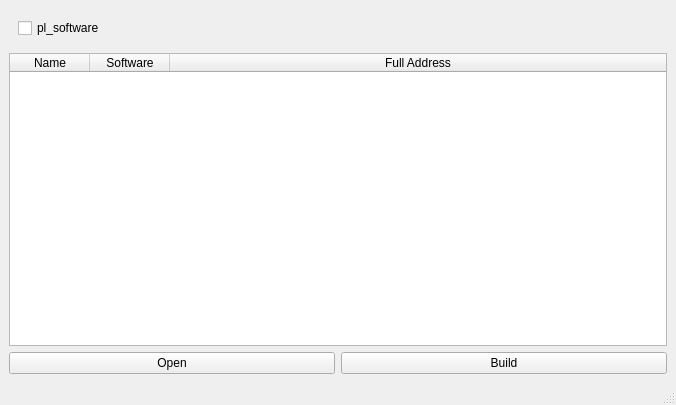
Above: manager/ui/qt/window.ui from Oreyato/Pipeline22 before the change. Below: the same form after it.
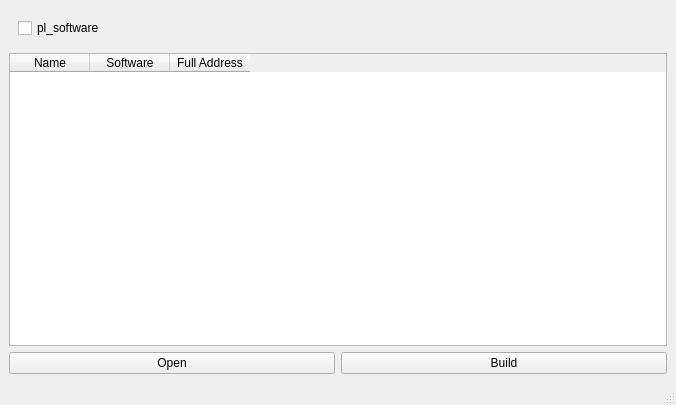
That is the form after the change.

The edit to the form file:
```diff
--- a/manager/ui/qt/window.ui
+++ b/manager/ui/qt/window.ui
@@ -100,7 +100,7 @@
          <bool>false</bool>
         </attribute>
         <attribute name="horizontalHeaderStretchLastSection">
-         <bool>true</bool>
+         <bool>false</bool>
         </attribute>
         <attribute name="verticalHeaderStretchLastSection">
          <bool>false</bool>
```
